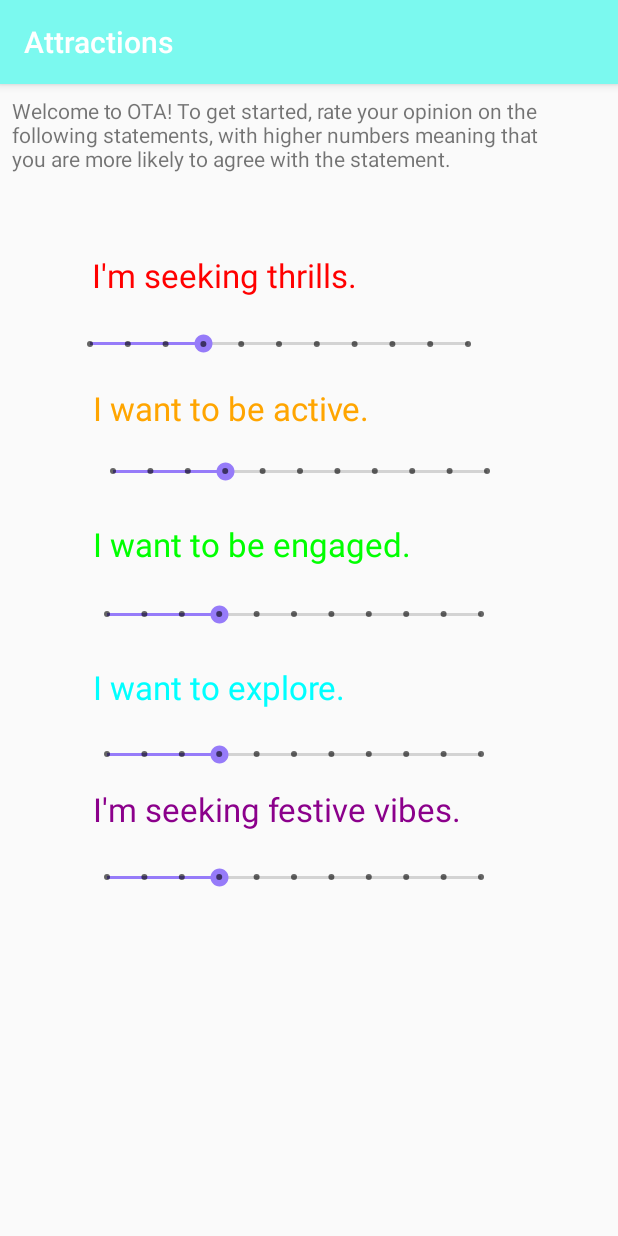
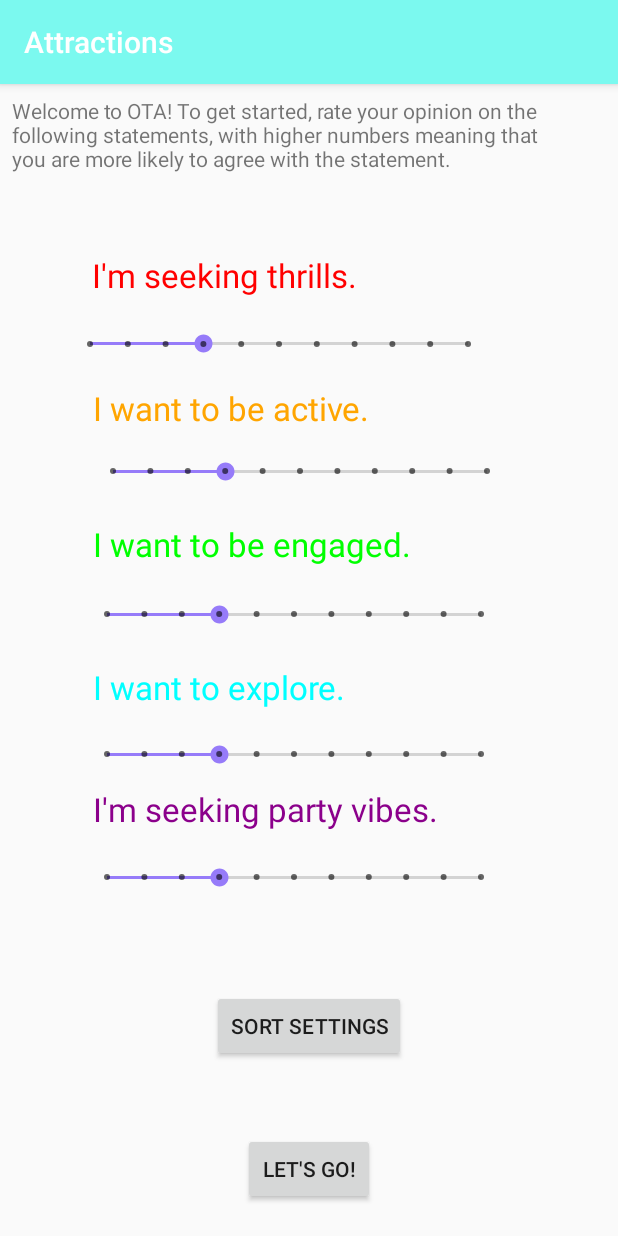
Before and after one commit to MindMaster31415/OTA, an Android app: the SelectionActivity screen opened directly, with no data from a screen before it, on a phone screen of 412 x 824 dp. Run offline under Robolectric (Android 15) with nearby library versions, the phone set to English and light mode, and no system bars.

Commit message:
selection updates

```diff
--- a/app/src/main/AndroidManifest.xml
+++ b/app/src/main/AndroidManifest.xml
@@ -17,6 +17,7 @@
     <uses-feature android:name="android.hardware.location.gps" />
 
     <application
+        android:screenOrientation="portrait"
         android:allowBackup="true"
         android:icon="@mipmap/ic_launcher"
         android:label="@string/app_name"
--- a/app/src/main/res/layout/activity_selection.xml
+++ b/app/src/main/res/layout/activity_selection.xml
@@ -17,8 +17,23 @@
         tools:layout_editor_absoluteX="0dp" />
         -->
 
+    <Button
+        android:id="@+id/pref_button2"
+        android:layout_width="wrap_content"
+        android:layout_height="wrap_content"
+        android:layout_marginStart="8dp"
+        android:layout_marginTop="8dp"
+        android:layout_marginEnd="8dp"
+        android:layout_marginBottom="8dp"
+        android:text="Sort Settings"
+        app:layout_constraintBottom_toBottomOf="parent"
+        app:layout_constraintEnd_toEndOf="parent"
+        app:layout_constraintStart_toStartOf="parent"
+        app:layout_constraintTop_toTopOf="parent"
+        app:layout_constraintVertical_bias="0.847" />
+
     <SeekBar
-        android:id="@+id/seekBar9"
+        android:id="@+id/seekBarParty"
         style="@style/Widget.AppCompat.SeekBar.Discrete"
         android:layout_width="281dp"
         android:layout_height="30dp"
@@ -36,14 +51,14 @@
         app:layout_constraintVertical_bias="0.701" />
 
     <TextView
-        android:id="@+id/textView7"
+        android:id="@+id/textViewParty"
         android:layout_width="289dp"
         android:layout_height="38dp"
         android:layout_marginStart="8dp"
         android:layout_marginTop="8dp"
         android:layout_marginEnd="8dp"
         android:layout_marginBottom="8dp"
-        android:text="I'm seeking festive vibes."
+        android:text="I'm seeking party vibes."
         android:textAppearance="@style/TextAppearance.AppCompat.Large"
         android:textColor="#8B008B"
         app:layout_constraintBottom_toBottomOf="parent"
@@ -54,7 +69,7 @@
         app:layout_constraintVertical_bias="0.645" />
 
     <SeekBar
-        android:id="@+id/seekBar8"
+        android:id="@+id/seekBarExplore"
         style="@style/Widget.AppCompat.SeekBar.Discrete"
         android:layout_width="281dp"
         android:layout_height="30dp"
@@ -72,7 +87,7 @@
         app:layout_constraintVertical_bias="0.587" />
 
     <TextView
-        android:id="@+id/textView6"
+        android:id="@+id/textViewExplore"
         android:layout_width="289dp"
         android:layout_height="38dp"
         android:layout_marginStart="8dp"
@@ -90,7 +105,7 @@
         app:layout_constraintVertical_bias="0.531" />
 
     <SeekBar
-        android:id="@+id/seekBar7"
+        android:id="@+id/seekBarEngage"
         style="@style/Widget.AppCompat.SeekBar.Discrete"
         android:layout_width="281dp"
         android:layout_height="30dp"
@@ -108,7 +123,7 @@
         app:layout_constraintVertical_bias="0.458" />
 
     <TextView
-        android:id="@+id/textView5"
+        android:id="@+id/textViewEngage"
         android:layout_width="289dp"
         android:layout_height="38dp"
         android:layout_marginStart="8dp"
@@ -126,7 +141,7 @@
         app:layout_constraintVertical_bias="0.398" />
 
     <TextView
-        android:id="@+id/textView2"
+        android:id="@+id/textViewDescript"
         android:layout_width="372dp"
         android:layout_height="83dp"
         android:layout_marginStart="8dp"
@@ -142,7 +157,7 @@
         app:layout_constraintVertical_bias="0.0" />
 
     <TextView
-        android:id="@+id/textView3"
+        android:id="@+id/textViewThrill"
         android:layout_width="292dp"
         android:layout_height="45dp"
         android:layout_marginStart="8dp"
@@ -160,7 +175,7 @@
         app:layout_constraintVertical_bias="0.148" />
 
     <SeekBar
-        android:id="@+id/seekBar5"
+        android:id="@+id/seekBarThrill"
         style="@style/Widget.AppCompat.SeekBar.Discrete"
         android:layout_width="284dp"
         android:layout_height="38dp"
@@ -178,7 +193,7 @@
         app:layout_constraintVertical_bias="0.205" />
 
     <TextView
-        android:id="@+id/textView4"
+        android:id="@+id/textViewActive"
         android:layout_width="289dp"
         android:layout_height="38dp"
         android:layout_marginStart="8dp"
@@ -196,7 +211,7 @@
         app:layout_constraintVertical_bias="0.271" />
 
     <SeekBar
-        android:id="@+id/seekBar6"
+        android:id="@+id/seekBarActive"
         style="@style/Widget.AppCompat.SeekBar.Discrete"
         android:layout_width="281dp"
         android:layout_height="30dp"
@@ -212,4 +227,20 @@
         app:layout_constraintStart_toStartOf="parent"
         app:layout_constraintTop_toTopOf="parent"
         app:layout_constraintVertical_bias="0.326" />
+
+    <Button
+        android:id="@+id/pref_button"
+        android:layout_width="wrap_content"
+        android:layout_height="wrap_content"
+        android:layout_marginStart="8dp"
+        android:layout_marginTop="8dp"
+        android:layout_marginEnd="8dp"
+        android:layout_marginBottom="8dp"
+        android:text="Let's Go!"
+        app:layout_constraintBottom_toBottomOf="parent"
+        app:layout_constraintEnd_toEndOf="parent"
+        app:layout_constraintStart_toStartOf="parent"
+        app:layout_constraintTop_toTopOf="parent"
+        app:layout_constraintVertical_bias="0.982" />
+
 </android.support.constraint.ConstraintLayout>
```
Also changed, not shown: app/src/main/java/optimizedtravelassistant/hackventure/com/optimizedtravelassistant/Attraction.java (+5 -5 lines), app/src/main/java/optimizedtravelassistant/hackventure/com/optimizedtravelassistant/SelectionActivity.java (+53 -3 lines).
